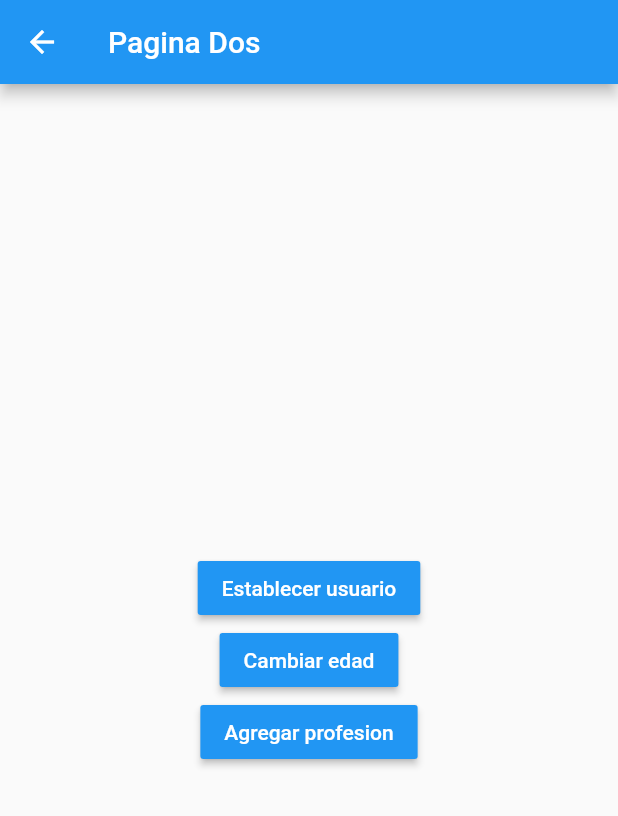
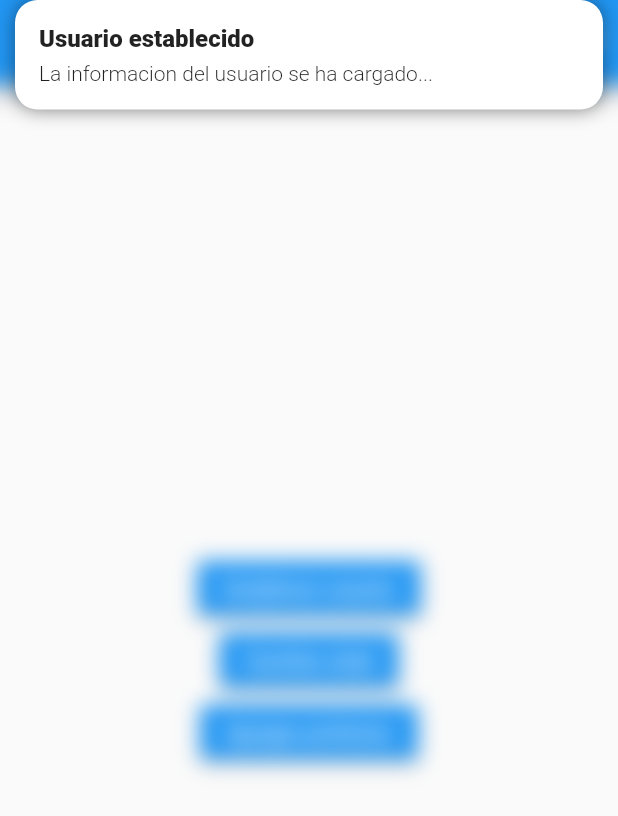
Before and after one commit to fmontalvoo/states_app, a Flutter app: the PageTwo screen opened by its route, after a tap on "Establecer usuario", on a phone screen of 412 x 824 dp. Shown: the top 816 px of the screen. Run offline on Flutter 3.47's test engine with Material 2 defaults, Android fonts, the phone set to English and light mode, and no system bars; our stand-ins replace get.

Commit message:
Listo GetX.
Signed-off-by: Frank Montalvo Ochoa <fmontalvoo@ups.edu.ec>

```diff
--- /dev/null
+++ b/lib/controllers/user_controller.dart
@@ -0,0 +1,26 @@
+import 'package:get/get.dart';
+
+import 'package:states_app/models/user.dart';
+
+class UserController extends GetxController {
+  var userExists = false.obs;
+  var user = new User().obs;
+
+  void loadUser(User user) {
+    this.userExists.value = true;
+    this.user.value = user;
+  }
+
+  void cambiarEdad() {
+    this.user.update((user) => user?.edad++);
+  }
+
+  void agregarProfesiones(List<String> profesiones) {
+    this.user.update((user) => user?.profesiones += profesiones);
+  }
+
+  void deleteUser() {
+    this.user.value = new User();
+    this.userExists.value = false;
+  }
+}
--- a/lib/pages/page_one.dart
+++ b/lib/pages/page_one.dart
@@ -1,12 +1,27 @@
 import 'package:flutter/material.dart';
-import 'package:get/route_manager.dart';
+
+import 'package:get/get.dart';
+
+import 'package:states_app/models/user.dart';
+
+import 'package:states_app/controllers/user_controller.dart';
 
 class PageOne extends StatelessWidget {
   @override
   Widget build(BuildContext context) {
+    final userController = Get.put(UserController());
+
     return Scaffold(
-      appBar: AppBar(title: Text('Pagina Uno')),
-      body: UserInfo(),
+      appBar: AppBar(
+        title: Text('Pagina Uno'),
+        actions: [
+          IconButton(
+              icon: Icon(Icons.delete), onPressed: userController.deleteUser),
+        ],
+      ),
+      body: Obx(() => userController.userExists.value
+          ? UserInfo(user: userController.user.value)
+          : Center(child: Text('No existe información del usuario'))),
       floatingActionButton: FloatingActionButton(
         child: Icon(Icons.accessibility_new),
         onPressed: () => Get.toNamed('two'),
@@ -16,9 +31,9 @@ class PageOne extends StatelessWidget {
 }
 
 class UserInfo extends StatelessWidget {
-  const UserInfo({
-    Key key,
-  }) : super(key: key);
+  final User user;
+
+  const UserInfo({this.user});
 
   @override
   Widget build(BuildContext context) {
@@ -35,13 +50,15 @@ class UserInfo extends StatelessWidget {
                   style:
                       TextStyle(fontSize: 18.0, fontWeight: FontWeight.bold)),
               Divider(),
-              ListTile(title: Text('Nombre:')),
-              ListTile(title: Text('Edad:')),
+              ListTile(title: Text('Nombre: ${user.nombre}')),
+              ListTile(title: Text('Edad: ${user.edad}')),
               Text('Profesiones',
                   style:
                       TextStyle(fontSize: 18.0, fontWeight: FontWeight.bold)),
               Divider(),
-              ListTile(title: Text('Profesion')),
+              ...user.profesiones
+                  .map((profesion) => ListTile(title: Text(profesion)))
+                  .toList()
             ],
           ),
         ));
--- a/lib/pages/page_two.dart
+++ b/lib/pages/page_two.dart
@@ -1,11 +1,26 @@
 import 'package:flutter/material.dart';
+
+import 'package:get/get.dart';
+
+import 'package:states_app/models/user.dart';
+
+import 'package:states_app/controllers/user_controller.dart';
 
 class PageTwo extends StatelessWidget {
   @override
   Widget build(BuildContext context) {
+    final userController = Get.find<UserController>();
+
     return Scaffold(
       appBar: AppBar(
-        title: Text('Pagina Dos'),
+        title:
+            Obx(() => Text(userController.user.value?.nombre ?? 'Pagina Dos')),
+        actions: [
+          IconButton(
+              icon: Icon(Icons.color_lens),
+              onPressed: () => Get.changeTheme(
+                  Get.isDarkMode ? ThemeData.light() : ThemeData.dark()))
+        ],
       ),
       body: Center(
           child: Column(
@@ -15,19 +30,32 @@ class PageTwo extends StatelessWidget {
             child: Text('Establecer usuario'),
             color: Colors.blue,
             textColor: Colors.white,
-            onPressed: () {},
+            onPressed: () {
+              userController.loadUser(new User(
+                  nombre: 'Alan Brito',
+                  edad: 24,
+                  profesiones: ['Ingeniero de Sistemas', 'Filosofo']));
+
+              Get.snackbar('Usuario establecido',
+                  'La informacion del usuario se ha cargado...',
+                  backgroundColor: Colors.white,
+                  boxShadows: [
+                    BoxShadow(color: Colors.black45, blurRadius: 10.0)
+                  ]);
+            },
           ),
           MaterialButton(
             child: Text('Cambiar edad'),
             color: Colors.blue,
             textColor: Colors.white,
-            onPressed: () {},
+            onPressed: userController.cambiarEdad,
           ),
           MaterialButton(
             child: Text('Agregar profesion'),
             color: Colors.blue,
             textColor: Colors.white,
-            onPressed: () {},
+            onPressed: () => userController
+                .agregarProfesiones(['Programador', 'Full stack developer']),
           ),
         ],
       )),
```
